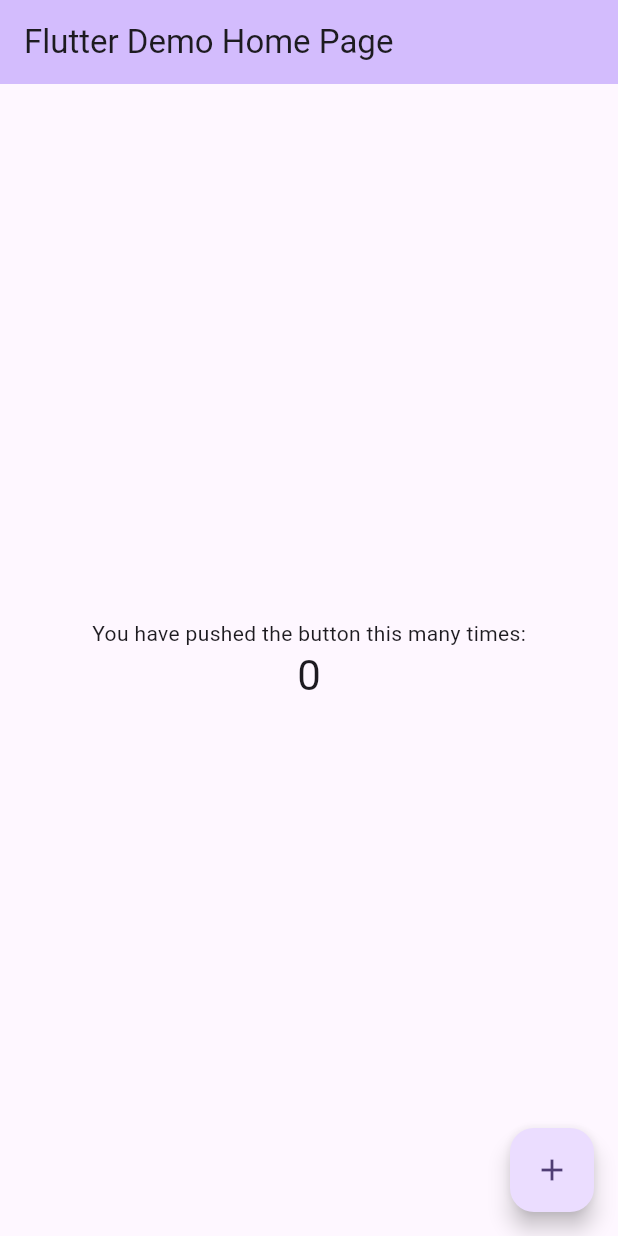
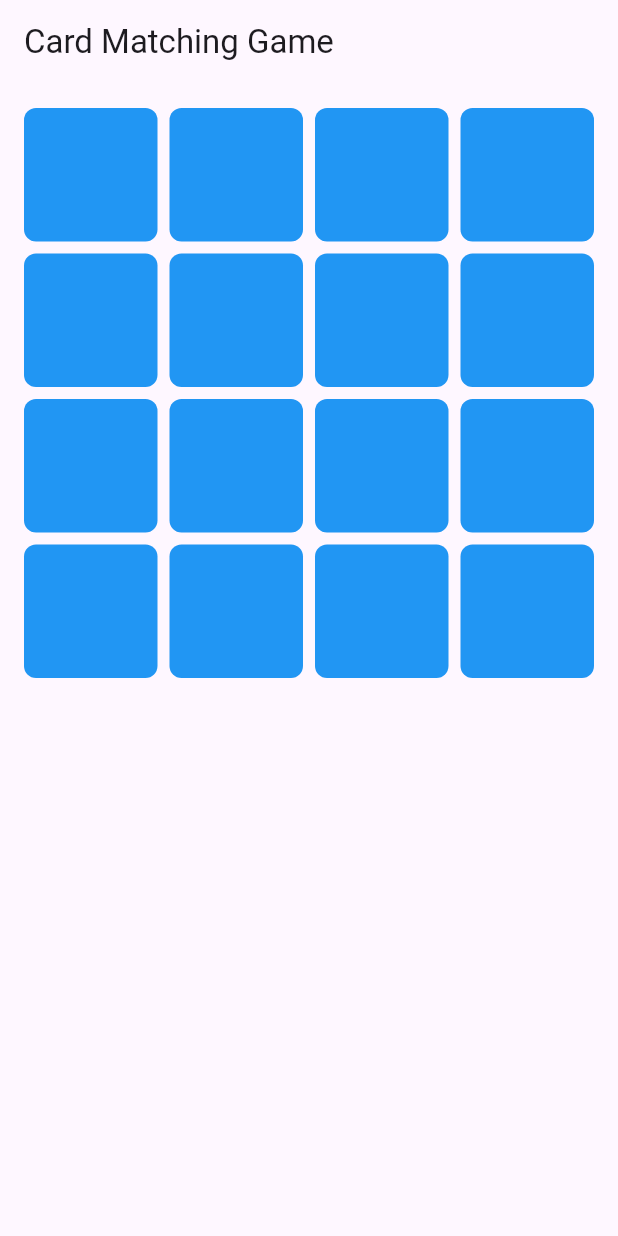
Before and after one commit to sidrai111/hw3, a Flutter app: the screen it shows after launch, on a phone screen of 412 x 824 dp. Run offline on Flutter 3.47's test engine with Material 3 defaults, Android fonts, the phone set to English and light mode, and no system bars.

Commit message:
added game functionality

```diff
--- a/lib/main.dart
+++ b/lib/main.dart
@@ -1,125 +1,117 @@
 import 'package:flutter/material.dart';
+import 'package:provider/provider.dart';
+import 'dart:async';
 
 void main() {
-  runApp(const MyApp());
+  runApp(ChangeNotifierProvider(
+    create: (context) => GameState(),
+    child: MyApp(),
+  ));
 }
 
 class MyApp extends StatelessWidget {
-  const MyApp({super.key});
-
-  // This widget is the root of your application.
   @override
   Widget build(BuildContext context) {
     return MaterialApp(
-      title: 'Flutter Demo',
-      theme: ThemeData(
-        // This is the theme of your application.
-        //
-        // TRY THIS: Try running your application with "flutter run". You'll see
-        // the application has a purple toolbar. Then, without quitting the app,
-        // try changing the seedColor in the colorScheme below to Colors.green
-        // and then invoke "hot reload" (save your changes or press the "hot
-        // reload" button in a Flutter-supported IDE, or press "r" if you used
-        // the command line to start the app).
-        //
-        // Notice that the counter didn't reset back to zero; the application
-        // state is not lost during the reload. To reset the state, use hot
-        // restart instead.
-        //
-        // This works for code too, not just values: Most code changes can be
-        // tested with just a hot reload.
-        colorScheme: ColorScheme.fromSeed(seedColor: Colors.deepPurple),
-        useMaterial3: true,
-      ),
-      home: const MyHomePage(title: 'Flutter Demo Home Page'),
+      home: CardMatchingGame(),
     );
   }
 }
 
-class MyHomePage extends StatefulWidget {
-  const MyHomePage({super.key, required this.title});
+class CardModel {
+  final String value;
+  bool isFaceUp;
+  bool isMatched;
 
-  // This widget is the home page of your application. It is stateful, meaning
-  // that it has a State object (defined below) that contains fields that affect
-  // how it looks.
-
-  // This class is the configuration for the state. It holds the values (in this
-  // case the title) provided by the parent (in this case the App widget) and
-  // used by the build method of the State. Fields in a Widget subclass are
-  // always marked "final".
-
-  final String title;
-
-  @override
-  State<MyHomePage> createState() => _MyHomePageState();
+  CardModel({required this.value, this.isFaceUp = false, this.isMatched = false});
 }
 
-class _MyHomePageState extends State<MyHomePage> {
-  int _counter = 0;
+class GameState extends ChangeNotifier {
+  List<CardModel> cards = [];
+  CardModel? firstSelected;
+  CardModel? secondSelected;
 
-  void _incrementCounter() {
-    setState(() {
-      // This call to setState tells the Flutter framework that something has
-      // changed in this State, which causes it to rerun the build method below
-      // so that the display can reflect the updated values. If we changed
-      // _counter without calling setState(), then the build method would not be
-      // called again, and so nothing would appear to happen.
-      _counter++;
-    });
+  GameState() {
+    _initializeGame();
   }
 
+  void _initializeGame() {
+    List<String> values = ['A', 'A', 'B', 'B', 'C', 'C', 'D', 'D', 'E', 'E', 'F', 'F', 'G', 'G', 'H', 'H'];
+    values.shuffle();
+    cards = values.map((val) => CardModel(value: val)).toList();
+    notifyListeners();
+  }
+
+  void flipCard(CardModel card) {
+    if (card.isMatched || card.isFaceUp) return;
+
+    card.isFaceUp = true;
+    notifyListeners();
+
+    if (firstSelected == null) {
+      firstSelected = card;
+    } else {
+      secondSelected = card;
+      _checkMatch();
+    }
+  }
+
+  void _checkMatch() {
+    if (firstSelected != null && secondSelected != null) {
+      if (firstSelected!.value == secondSelected!.value) {
+        firstSelected!.isMatched = true;
+        secondSelected!.isMatched = true;
+        firstSelected = null;
+        secondSelected = null;
+      } else {
+        Future.delayed(Duration(seconds: 1), () {
+          firstSelected!.isFaceUp = false;
+          secondSelected!.isFaceUp = false;
+          firstSelected = null;
+          secondSelected = null;
+          notifyListeners();
+        });
+      }
+    }
+    notifyListeners();
+  }
+}
+
+class CardMatchingGame extends StatelessWidget {
   @override
   Widget build(BuildContext context) {
-    // This method is rerun every time setState is called, for instance as done
-    // by the _incrementCounter method above.
-    //
-    // The Flutter framework has been optimized to make rerunning build methods
-    // fast, so that you can just rebuild anything that needs updating rather
-    // than having to individually change instances of widgets.
+    final gameState = Provider.of<GameState>(context);
+
     return Scaffold(
-      appBar: AppBar(
-        // TRY THIS: Try changing the color here to a specific color (to
-        // Colors.amber, perhaps?) and trigger a hot reload to see the AppBar
-        // change color while the other colors stay the same.
-        backgroundColor: Theme.of(context).colorScheme.inversePrimary,
-        // Here we take the value from the MyHomePage object that was created by
-        // the App.build method, and use it to set our appbar title.
-        title: Text(widget.title),
+      appBar: AppBar(title: Text('Card Matching Game')),
+      body: GridView.builder(
+        padding: EdgeInsets.all(16),
+        gridDelegate: SliverGridDelegateWithFixedCrossAxisCount(
+          crossAxisCount: 4,
+          crossAxisSpacing: 8,
+          mainAxisSpacing: 8,
+        ),
+        itemCount: gameState.cards.length,
+        itemBuilder: (context, index) {
+          final card = gameState.cards[index];
+          return GestureDetector(
+            onTap: () => gameState.flipCard(card),
+            child: AnimatedContainer(
+              duration: Duration(milliseconds: 500),
+              decoration: BoxDecoration(
+                color: card.isFaceUp ? Colors.white : Colors.blue,
+                borderRadius: BorderRadius.circular(8),
+              ),
+              child: Center(
+                child: Text(
+                  card.isFaceUp ? card.value : '',
+                  style: TextStyle(fontSize: 24, fontWeight: FontWeight.bold),
+                ),
+              ),
+            ),
+          );
+        },
       ),
-      body: Center(
-        // Center is a layout widget. It takes a single child and positions it
-        // in the middle of the parent.
-        child: Column(
-          // Column is also a layout widget. It takes a list of children and
-          // arranges them vertically. By default, it sizes itself to fit its
-          // children horizontally, and tries to be as tall as its parent.
-          //
-          // Column has various properties to control how it sizes itself and
-          // how it positions its children. Here we use mainAxisAlignment to
-          // center the children vertically; the main axis here is the vertical
-          // axis because Columns are vertical (the cross axis would be
-          // horizontal).
-          //
-          // TRY THIS: Invoke "debug painting" (choose the "Toggle Debug Paint"
-          // action in the IDE, or press "p" in the console), to see the
-          // wireframe for each widget.
-          mainAxisAlignment: MainAxisAlignment.center,
-          children: <Widget>[
-            const Text(
-              'You have pushed the button this many times:',
-            ),
-            Text(
-              '$_counter',
-              style: Theme.of(context).textTheme.headlineMedium,
-            ),
-          ],
-        ),
-      ),
-      floatingActionButton: FloatingActionButton(
-        onPressed: _incrementCounter,
-        tooltip: 'Increment',
-        child: const Icon(Icons.add),
-      ), // This trailing comma makes auto-formatting nicer for build methods.
     );
   }
 }
--- a/pubspec.yaml
+++ b/pubspec.yaml
@@ -30,6 +30,8 @@ environment:
 dependencies:
   flutter:
     sdk: flutter
+  provider: ^6.0.5  # (or the latest version)
+
 
   # The following adds the Cupertino Icons font to your application.
   # Use with the CupertinoIcons class for iOS style icons.
```
Also changed, not shown: pubspec.lock.
